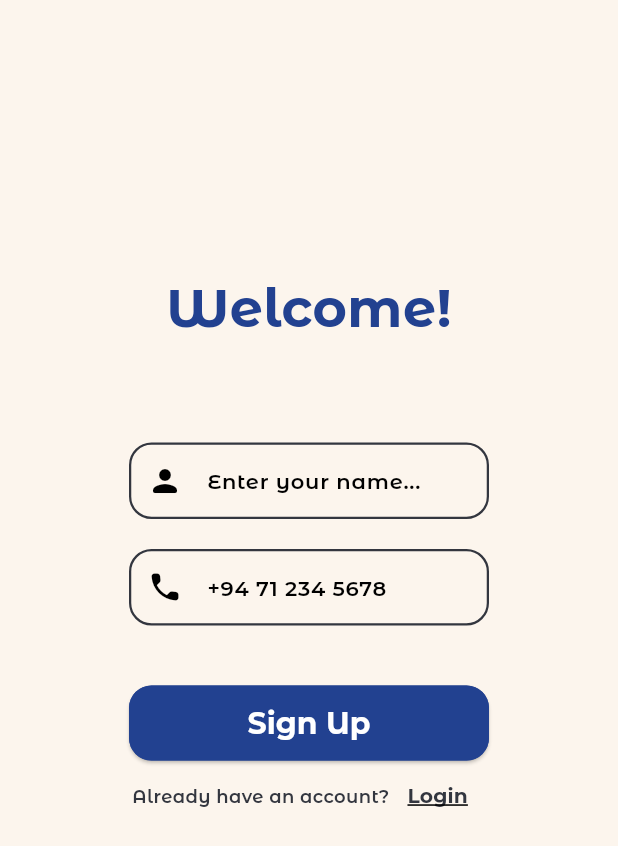
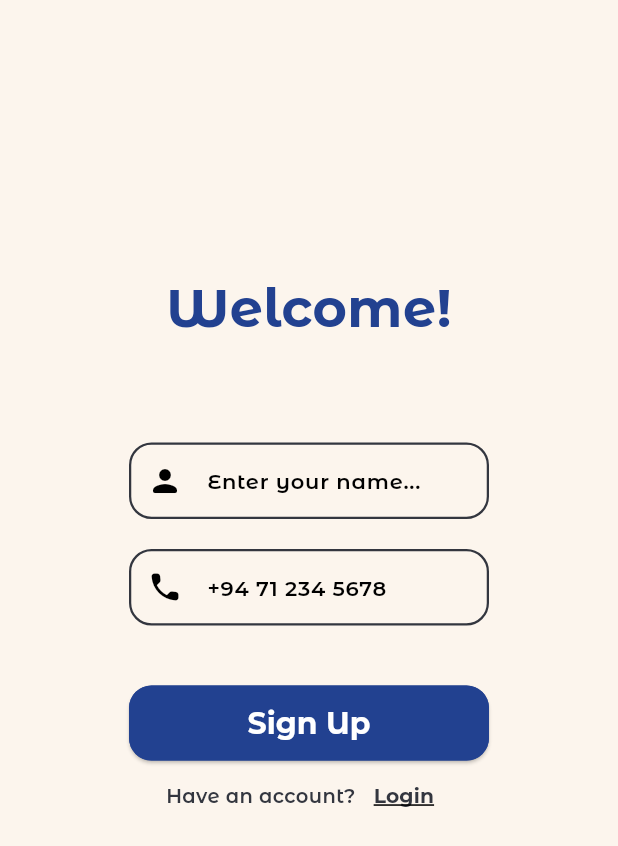
Before and after one commit to salma-shah/cis6035-cnn-driver-drowsiness-detection-mobile-app, a Flutter app: the SignUpPage screen opened by its route, on a phone screen of 412 x 824 dp. Shown: the top 846 px of the screen. Run offline on Flutter 3.47's test engine with Material 3 defaults, Android fonts, the phone set to English and light mode, and no system bars; our stand-ins replace audioplayers, bloc, camera, cloud_firestore, cloud_functions, firebase_auth and 10 more; missing offline and left inert: kwon_mediapipe_landmarker, tflite_flutter; accounts and stored records are empty; project files that could hold a hidden picture were left out.

Commit message:
Changed font size

```diff
--- a/lib/auth/pages/sign_up.dart
+++ b/lib/auth/pages/sign_up.dart
@@ -69,7 +69,7 @@ class _SignUpPageState extends State<SignUpPage> {
             );
             if (mounted)
             {
-              context.pushNamed(RouteConstants.profile);
+              context.goNamed(RouteConstants.home);
             }
             // else
             // {
@@ -254,8 +254,8 @@ Widget _buildBody(BuildContext context) {
           Row(
       mainAxisAlignment: MainAxisAlignment.values[2],
       children: [
-        Text("Already have an account?"
-        , style: TextStyle(fontSize: 12, color: AppColours.lightText),),
+        Text("Have an account?"
+        , style: TextStyle(fontSize: 13, color: AppColours.lightText),),
         TextButton(onPressed: (){
           context.pushNamed(RouteConstants.login);
         }, child: Text('Login',
```
